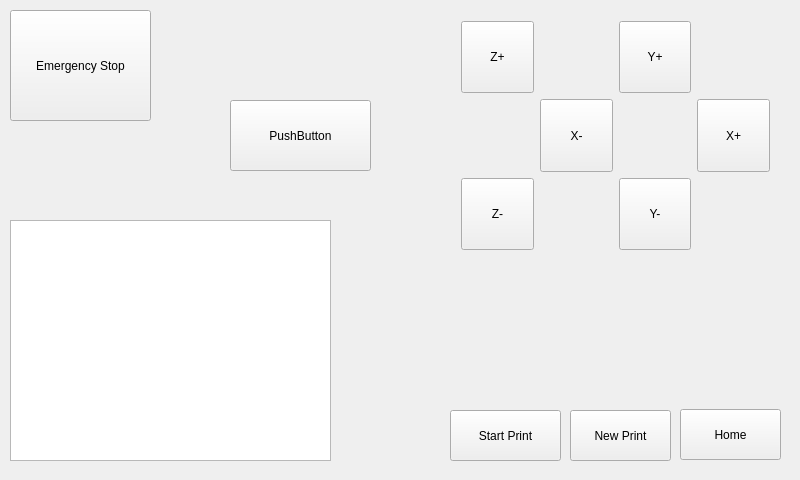
First picture: the form in mainwindow.ui, repository Jacobmose/Bachelor, before the edit.
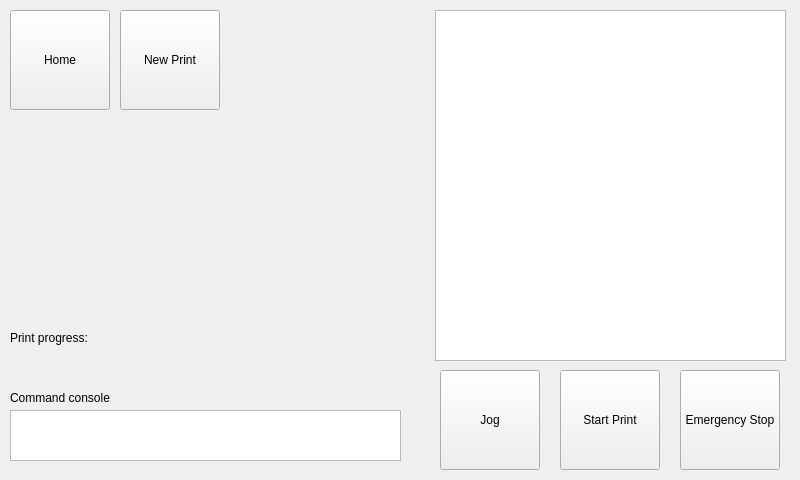
Second picture: the form after the edit.

What changed in the file:
```diff
--- a/mainwindow.ui
+++ b/mainwindow.ui
@@ -18,141 +18,32 @@
     <property name="geometry">
      <rect>
       <x>10</x>
-      <y>220</y>
-      <width>321</width>
-      <height>241</height>
+      <y>410</y>
+      <width>391</width>
+      <height>51</height>
      </rect>
     </property>
    </widget>
    <widget class="QPushButton" name="btnHome">
     <property name="geometry">
      <rect>
-      <x>680</x>
-      <y>409</y>
-      <width>101</width>
-      <height>51</height>
+      <x>10</x>
+      <y>10</y>
+      <width>100</width>
+      <height>100</height>
      </rect>
     </property>
     <property name="text">
      <string>Home</string>
     </property>
    </widget>
-   <widget class="QWidget" name="gridLayoutWidget">
-    <property name="geometry">
-     <rect>
-      <x>450</x>
-      <y>10</y>
-      <width>331</width>
-      <height>251</height>
-     </rect>
-    </property>
-    <layout class="QGridLayout" name="gridLayout">
-     <item row="1" column="1">
-      <spacer name="horizontalSpacer">
-       <property name="orientation">
-        <enum>Qt::Horizontal</enum>
-       </property>
-       <property name="sizeHint" stdset="0">
-        <size>
-         <width>10</width>
-         <height>20</height>
-        </size>
-       </property>
-      </spacer>
-     </item>
-     <item row="2" column="0">
-      <widget class="QPushButton" name="btnZMinus">
-       <property name="sizePolicy">
-        <sizepolicy hsizetype="Minimum" vsizetype="Expanding">
-         <horstretch>0</horstretch>
-         <verstretch>0</verstretch>
-        </sizepolicy>
-       </property>
-       <property name="text">
-        <string>Z-</string>
-       </property>
-      </widget>
-     </item>
-     <item row="0" column="0">
-      <widget class="QPushButton" name="btnZPlus">
-       <property name="sizePolicy">
-        <sizepolicy hsizetype="Minimum" vsizetype="Expanding">
-         <horstretch>0</horstretch>
-         <verstretch>0</verstretch>
-        </sizepolicy>
-       </property>
-       <property name="text">
-        <string>Z+</string>
-       </property>
-      </widget>
-     </item>
-     <item row="0" column="3">
-      <widget class="QPushButton" name="btnYPlus">
-       <property name="sizePolicy">
-        <sizepolicy hsizetype="Minimum" vsizetype="Expanding">
-         <horstretch>0</horstretch>
-         <verstretch>0</verstretch>
-        </sizepolicy>
-       </property>
-       <property name="text">
-        <string>Y+</string>
-       </property>
-      </widget>
-     </item>
-     <item row="2" column="3">
-      <widget class="QPushButton" name="btnYMinus">
-       <property name="sizePolicy">
-        <sizepolicy hsizetype="Minimum" vsizetype="Expanding">
-         <horstretch>0</horstretch>
-         <verstretch>0</verstretch>
-        </sizepolicy>
-       </property>
-       <property name="text">
-        <string>Y-</string>
-       </property>
-      </widget>
-     </item>
-     <item row="1" column="2">
-      <widget class="QPushButton" name="btnXMinus">
-       <property name="sizePolicy">
-        <sizepolicy hsizetype="Minimum" vsizetype="Expanding">
-         <horstretch>0</horstretch>
-         <verstretch>0</verstretch>
-        </sizepolicy>
-       </property>
-       <property name="text">
-        <string>X-</string>
-       </property>
-      </widget>
-     </item>
-     <item row="1" column="4">
-      <widget class="QPushButton" name="btnXPlus">
-       <property name="sizePolicy">
-        <sizepolicy hsizetype="Minimum" vsizetype="Expanding">
-         <horstretch>0</horstretch>
-         <verstretch>0</verstretch>
-        </sizepolicy>
-       </property>
-       <property name="autoFillBackground">
-        <bool>false</bool>
-       </property>
-       <property name="styleSheet">
-        <string notr="true"/>
-       </property>
-       <property name="text">
-        <string>X+</string>
-       </property>
-      </widget>
-     </item>
-    </layout>
-   </widget>
    <widget class="QPushButton" name="btnNewPrint">
     <property name="geometry">
      <rect>
-      <x>570</x>
-      <y>410</y>
-      <width>101</width>
-      <height>51</height>
+      <x>120</x>
+      <y>10</y>
+      <width>100</width>
+      <height>100</height>
      </rect>
     </property>
     <property name="text">
@@ -162,10 +53,10 @@
    <widget class="QPushButton" name="btnEmergencyStop">
     <property name="geometry">
      <rect>
-      <x>10</x>
-      <y>10</y>
-      <width>141</width>
-      <height>111</height>
+      <x>680</x>
+      <y>370</y>
+      <width>100</width>
+      <height>100</height>
      </rect>
     </property>
     <property name="text">
@@ -175,10 +66,10 @@
    <widget class="QPushButton" name="btnStartPrint">
     <property name="geometry">
      <rect>
-      <x>450</x>
-      <y>410</y>
-      <width>111</width>
-      <height>51</height>
+      <x>560</x>
+      <y>370</y>
+      <width>100</width>
+      <height>100</height>
      </rect>
     </property>
     <property name="text">
@@ -188,14 +79,61 @@
    <widget class="QPushButton" name="pushButton">
     <property name="geometry">
      <rect>
-      <x>230</x>
-      <y>100</y>
-      <width>141</width>
-      <height>71</height>
+      <x>440</x>
+      <y>370</y>
+      <width>100</width>
+      <height>100</height>
      </rect>
     </property>
     <property name="text">
-     <string>PushButton</string>
+     <string>Jog</string>
+    </property>
+   </widget>
+   <widget class="QListWidget" name="lwBrowseFigures">
+    <property name="geometry">
+     <rect>
+      <x>435</x>
+      <y>10</y>
+      <width>351</width>
+      <height>351</height>
+     </rect>
+    </property>
+   </widget>
+   <widget class="QWidget" name="verticalLayoutWidget">
+    <property name="geometry">
+     <rect>
+      <x>10</x>
+      <y>350</y>
+      <width>391</width>
+      <height>31</height>
+     </rect>
+    </property>
+    <layout class="QVBoxLayout" name="vlPrograssBar"/>
+   </widget>
+   <widget class="QLabel" name="label">
+    <property name="geometry">
+     <rect>
+      <x>10</x>
+      <y>330</y>
+      <width>101</width>
+      <height>16</height>
+     </rect>
+    </property>
+    <property name="text">
+     <string>Print progress:</string>
+    </property>
+   </widget>
+   <widget class="QLabel" name="label_2">
+    <property name="geometry">
+     <rect>
+      <x>10</x>
+      <y>390</y>
+      <width>101</width>
+      <height>16</height>
+     </rect>
+    </property>
+    <property name="text">
+     <string>Command console:</string>
     </property>
    </widget>
   </widget>
```
Left out of the diff: 2 changed lines with no effect on the pictures.
